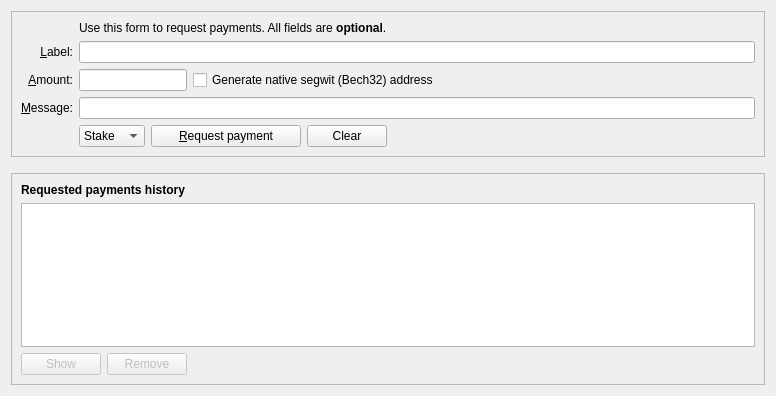
This is src/qt/forms/receivecoinsdialog.ui in Bitcoin-Confidential/BitcoinC-Core as Qt 5 draws it before an edit. The edited form follows.
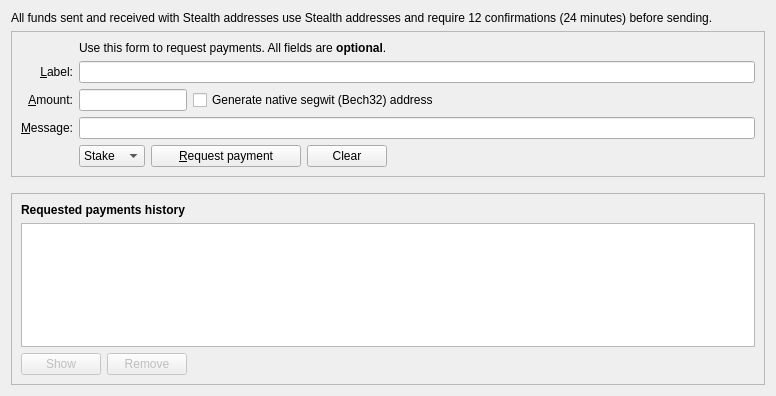
This is the edited form. Icons and pictures are not drawn. Custom widgets are drawn as their Qt base class.

Commit message: Header text added to Receive tab

Patch:
```diff
--- a/src/qt/forms/receivecoinsdialog.ui
+++ b/src/qt/forms/receivecoinsdialog.ui
@@ -10,7 +10,14 @@
     <height>396</height>
    </rect>
   </property>
-  <layout class="QVBoxLayout" name="verticalLayout" stretch="0,0,1">
+  <layout class="QVBoxLayout" name="verticalLayout" stretch="0,0,0,1">
+   <item>
+	<widget class="QLabel" name="sendInfoLabel">
+	   <property name="text">
+	   <string>All funds sent and received with Stealth addresses use Stealth addresses and require 12 confirmations (24 minutes) before sending.</string>
+	   </property>
+	</widget>
+   </item>
    <item>
     <widget class="QFrame" name="frame2">
      <property name="sizePolicy">
```
